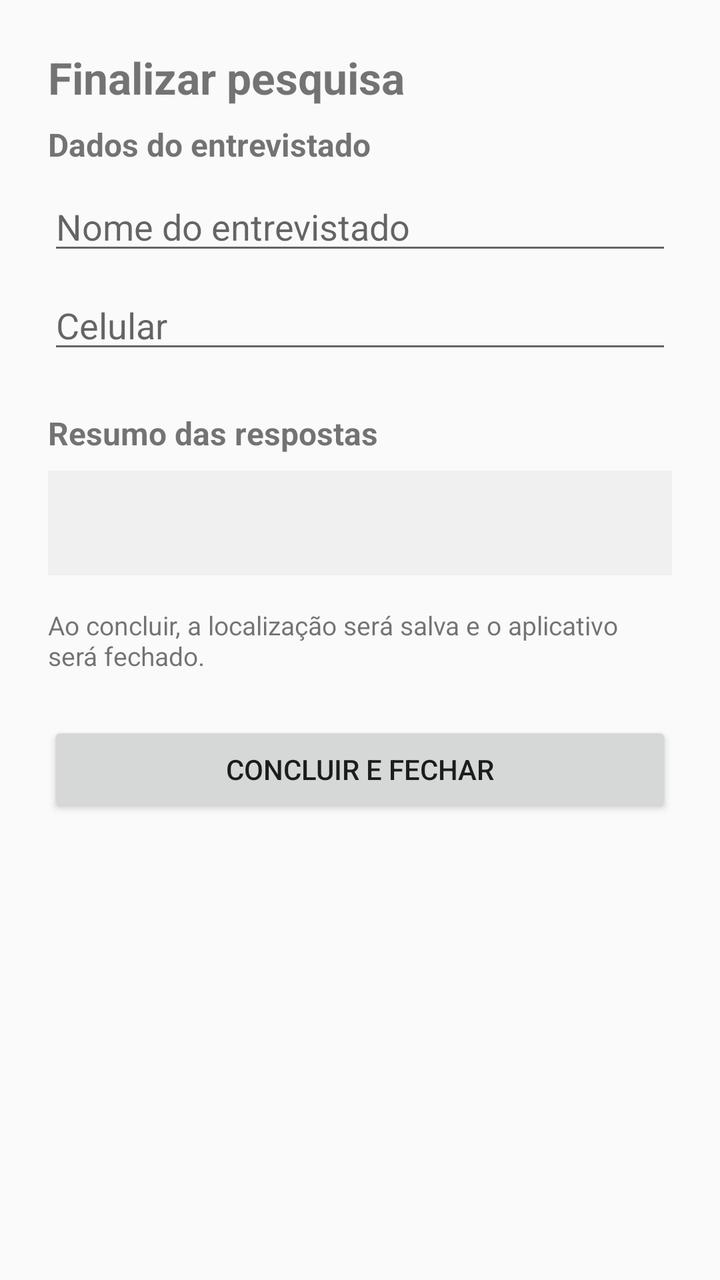
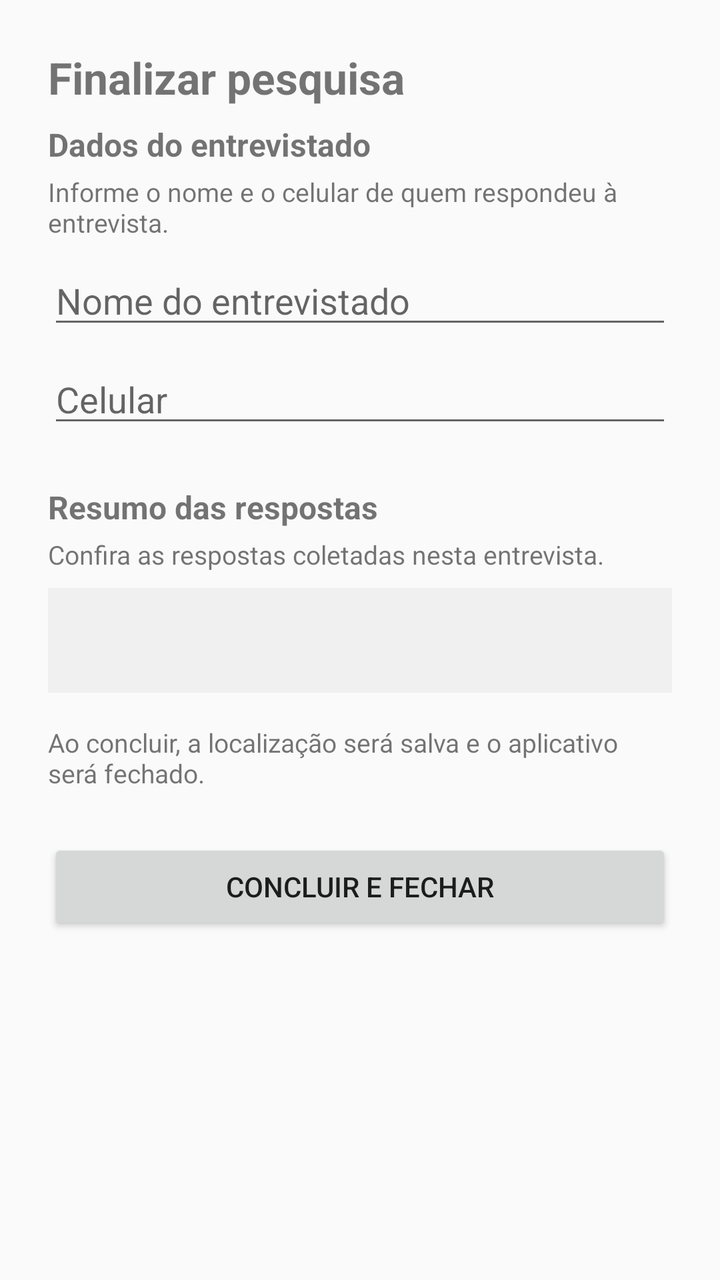

Screens rendered from an Android XML layout before and after an edit, with the pre-edit source and the edit as a unified diff.
<!-- AndroidManifest.xml: application theme android:Theme.Material.Light.DarkActionBar -->
<!-- res/layout/activity_finalizar.xml -->
<?xml version="1.0" encoding="utf-8"?>
<ScrollView xmlns:android="http://schemas.android.com/apk/res/android"
    android:layout_width="match_parent"
    android:layout_height="match_parent">

    <LinearLayout
        android:layout_width="match_parent"
        android:layout_height="wrap_content"
        android:orientation="vertical"
        android:padding="24dp">

        <TextView
            android:layout_width="wrap_content"
            android:layout_height="wrap_content"
            android:text="Finalizar pesquisa"
            android:textSize="22sp"
            android:textStyle="bold"
            android:layout_marginBottom="8dp" />

        <TextView
            android:layout_width="wrap_content"
            android:layout_height="wrap_content"
            android:text="Dados do entrevistado"
            android:textSize="16sp"
            android:textStyle="bold"
            android:layout_marginBottom="8dp" />

        <EditText
            android:id="@+id/editNome"
            android:layout_width="match_parent"
            android:layout_height="wrap_content"
            android:hint="Nome do entrevistado"
            android:inputType="textPersonName" />

        <EditText
            android:id="@+id/editCelular"
            android:layout_width="match_parent"
            android:layout_height="wrap_content"
            android:hint="Celular"
            android:inputType="phone"
            android:layout_marginTop="8dp" />

        <TextView
            android:layout_width="wrap_content"
            android:layout_height="wrap_content"
            android:text="Resumo das respostas"
            android:textSize="16sp"
            android:textStyle="bold"
            android:layout_marginTop="24dp"
            android:layout_marginBottom="8dp" />

        <TextView
            android:id="@+id/textoResumo"
            android:layout_width="match_parent"
            android:layout_height="wrap_content"
            android:textSize="15sp"
            android:lineSpacingExtra="6dp"
            android:background="#F0F0F0"
            android:padding="16dp" />

        <TextView
            android:layout_width="wrap_content"
            android:layout_height="wrap_content"
            android:text="Ao concluir, a localização será salva e o aplicativo será fechado."
            android:textSize="13sp"
            android:layout_marginTop="16dp" />

        <Button
            android:id="@+id/botaoConcluir"
            android:layout_width="match_parent"
            android:layout_height="wrap_content"
            android:text="Concluir e fechar"
            android:layout_marginTop="24dp" />

    </LinearLayout>

</ScrollView>
<!-- resources referenced by this layout -->
<resources>

</resources>

<!-- the commit's change to res/layout/activity_finalizar.xml (unified diff, before → after) -->
@@ -23,6 +23,13 @@
             android:text="Dados do entrevistado"
             android:textSize="16sp"
             android:textStyle="bold"
+            android:layout_marginBottom="4dp" />
+
+        <TextView
+            android:layout_width="wrap_content"
+            android:layout_height="wrap_content"
+            android:text="Informe o nome e o celular de quem respondeu à entrevista."
+            android:textSize="13sp"
             android:layout_marginBottom="8dp" />
 
         <EditText
@@ -47,6 +54,13 @@
             android:textSize="16sp"
             android:textStyle="bold"
             android:layout_marginTop="24dp"
+            android:layout_marginBottom="4dp" />
+
+        <TextView
+            android:layout_width="wrap_content"
+            android:layout_height="wrap_content"
+            android:text="Confira as respostas coletadas nesta entrevista."
+            android:textSize="13sp"
             android:layout_marginBottom="8dp" />
 
         <TextView
